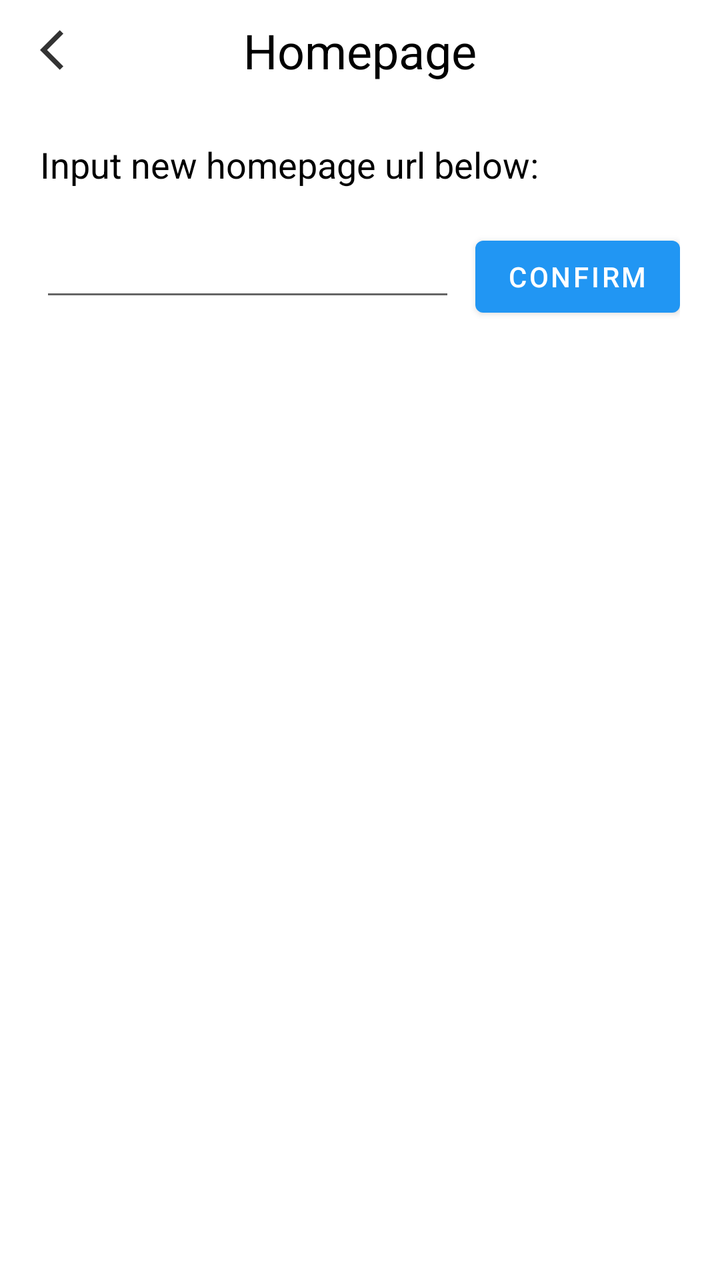
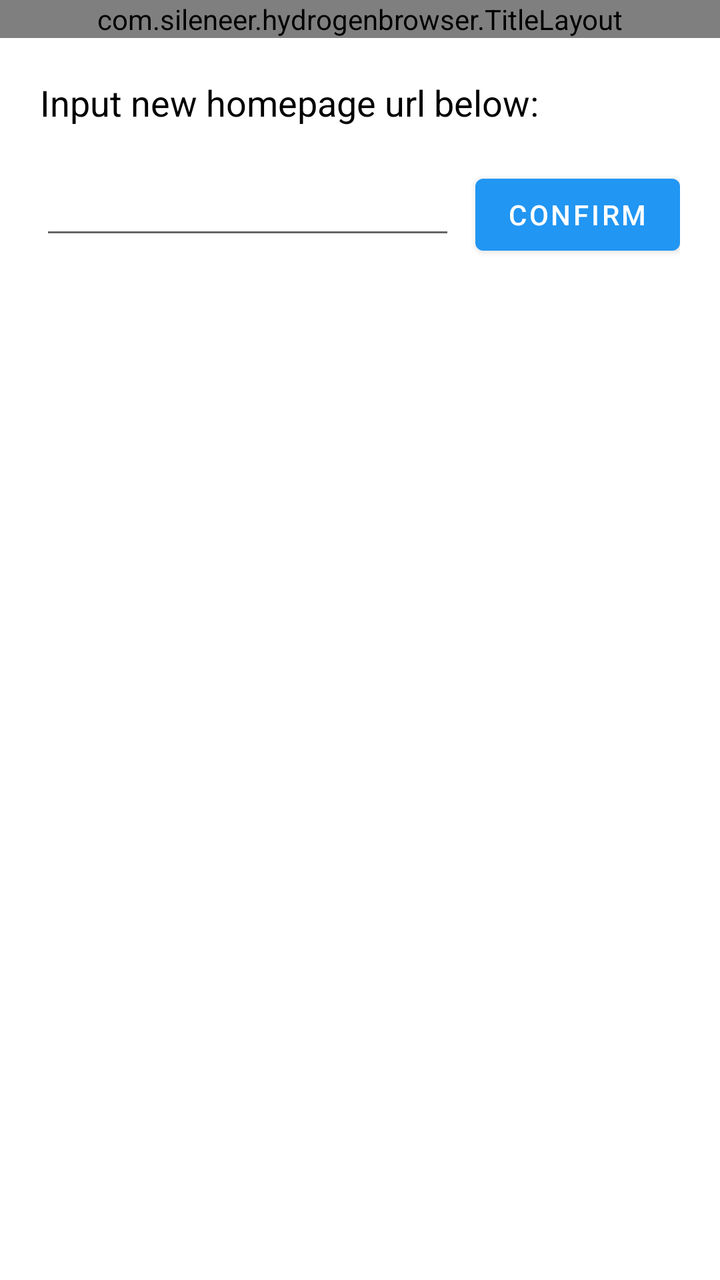

Before-and-after screenshots of an Android layout around one commit, followed by the original layout XML and the change that was made.
<!-- AndroidManifest.xml: application theme Theme.HydrogenBrowser -->
<!-- res/layout/activity_homepage.xml -->
<?xml version="1.0" encoding="utf-8"?>
<LinearLayout xmlns:android="http://schemas.android.com/apk/res/android"
    android:layout_width="match_parent"
    android:layout_height="match_parent"
    android:orientation="vertical">

    <include layout="@layout/title_homepage"/>
    <TextView
        android:layout_width="wrap_content"
        android:layout_height="wrap_content"
        android:text="@string/input_new_homepage_url_below"
        android:textColor="#000000"
        android:textSize="18sp"
        android:layout_marginStart="20dp"
        android:layout_marginEnd="20dp"
        android:layout_marginTop="20dp"
        android:layout_marginBottom="20dp"/>
    <LinearLayout
        android:layout_width="match_parent"
        android:layout_height="wrap_content"
        android:layout_marginLeft="20dp"
        android:layout_marginRight="20dp"
        android:orientation="horizontal">
        <EditText
            android:id="@+id/home_page_url"
            android:layout_width="match_parent"
            android:layout_height="wrap_content"
            android:layout_weight="1"
            android:layout_marginRight="10dp"/>
        <Button
            android:id="@+id/confirm"
            android:layout_width="wrap_content"
            android:layout_height="wrap_content"
            android:text="Confirm"
            android:layout_weight="0"/>
    </LinearLayout>

</LinearLayout>
<!-- res/layout/title_homepage.xml (included above) -->
<?xml version="1.0" encoding="utf-8"?>
<androidx.constraintlayout.widget.ConstraintLayout xmlns:android="http://schemas.android.com/apk/res/android"
    xmlns:tools="http://schemas.android.com/tools"
    android:layout_width="match_parent"
    android:layout_height="50dp"
    xmlns:app="http://schemas.android.com/apk/res-auto">

    <ImageView
        android:id="@+id/title_back"
        android:layout_width="wrap_content"
        android:layout_height="wrap_content"
        android:layout_marginStart="20dp"
        android:layout_marginVertical="10dp"
        android:src="@drawable/icon_back"
        app:layout_constraintBottom_toBottomOf="parent"
        app:layout_constraintStart_toStartOf="parent"
        app:layout_constraintTop_toTopOf="parent"
        tools:ignore="MissingConstraints" />

    <TextView
        android:id="@+id/title_text"
        android:layout_width="wrap_content"
        android:layout_height="wrap_content"
        android:text="@string/homepage"
        android:textColor="#000000"
        android:textSize="24sp"

        app:layout_constraintBottom_toBottomOf="parent"
        app:layout_constraintLeft_toLeftOf="parent"
        app:layout_constraintRight_toRightOf="parent"
        app:layout_constraintTop_toTopOf="parent"
        tools:ignore="MissingConstraints" />


</androidx.constraintlayout.widget.ConstraintLayout>
<!-- resources referenced by this layout -->
<resources>
  <!-- drawable icon_back (drawable) -->
  <?xml version="1.0" encoding="utf-8"?>
  <selector xmlns:android="http://schemas.android.com/apk/res/android" xmlns:tools="http://schemas.android.com/tools">
      <item android:drawable="@drawable/ic_back_black" android:state_pressed="true" />
      <item android:drawable="@drawable/ic_back_black" android:state_enabled="true" tools:ignore="StateListReachable" />
      <item android:drawable="@drawable/ic_back_grey" android:state_enabled="false" />
  
  </selector>
  <string name="homepage">Homepage</string>
  <string name="input_new_homepage_url_below">Input new homepage url below:</string>
  <style name="Theme.HydrogenBrowser" parent="Theme.MaterialComponents.DayNight.DarkActionBar">
          
          <item name="colorPrimary">@color/blue_500</item>
          <item name="colorPrimaryVariant">@color/blue_700</item>
          <item name="colorOnPrimary">@color/white</item>
          
          <item name="colorSecondary">@color/teal_200</item>
          <item name="colorSecondaryVariant">@color/teal_700</item>
          <item name="colorOnSecondary">@color/black</item>
          
          <item name="android:statusBarColor" tools:targetApi="l">?attr/colorPrimaryVariant</item>
          
      </style>
  <!-- drawable ic_back_black (drawable-anydpi) -->
  <vector xmlns:android="http://schemas.android.com/apk/res/android"
      android:width="24dp"
      android:height="24dp"
      android:viewportWidth="24"
      android:viewportHeight="24"
      android:tint="#000000"
      android:alpha="0.8">
    <path
        android:fillColor="@android:color/white"
        android:pathData="M11.67,3.87L9.9,2.1 0,12l9.9,9.9 1.77,-1.77L3.54,12z"/>
  </vector>
  <!-- drawable ic_back_grey (drawable-anydpi) -->
  <vector xmlns:android="http://schemas.android.com/apk/res/android"
      android:width="24dp"
      android:height="24dp"
      android:viewportWidth="24"
      android:viewportHeight="24"
      android:tint="#D3D3D3"
      android:alpha="0.8">
    <path
        android:fillColor="@android:color/white"
        android:pathData="M11.67,3.87L9.9,2.1 0,12l9.9,9.9 1.77,-1.77L3.54,12z"/>
  </vector>
  <color name="blue_500">#2196F3</color>
  <color name="blue_700">#1976D2</color>
  <color name="white">#FFFFFFFF</color>
  <color name="teal_200">#FF03DAC5</color>
  <color name="teal_700">#FF018786</color>
  <color name="black">#FF000000</color>
</resources>

<!-- the commit's change to res/layout/activity_homepage.xml (unified diff, before → after) -->
@@ -4,7 +4,10 @@
     android:layout_height="match_parent"
     android:orientation="vertical">
 
-    <include layout="@layout/title_homepage"/>
+    <com.sileneer.hydrogenbrowser.TitleLayout
+        android:id="@+id/title"
+        android:layout_width="match_parent"
+        android:layout_height="wrap_content"/>
     <TextView
         android:layout_width="wrap_content"
         android:layout_height="wrap_content"
@@ -36,39 +39,3 @@
     </LinearLayout>
 
 </LinearLayout>
-<!-- res/layout/title_homepage.xml (included above) -->
-<?xml version="1.0" encoding="utf-8"?>
-<androidx.constraintlayout.widget.ConstraintLayout xmlns:android="http://schemas.android.com/apk/res/android"
-    xmlns:tools="http://schemas.android.com/tools"
-    android:layout_width="match_parent"
-    android:layout_height="50dp"
-    xmlns:app="http://schemas.android.com/apk/res-auto">
-
-    <ImageView
-        android:id="@+id/title_back"
-        android:layout_width="wrap_content"
-        android:layout_height="wrap_content"
-        android:layout_marginStart="20dp"
-        android:layout_marginVertical="10dp"
-        android:src="@drawable/icon_back"
-        app:layout_constraintBottom_toBottomOf="parent"
-        app:layout_constraintStart_toStartOf="parent"
-        app:layout_constraintTop_toTopOf="parent"
-        tools:ignore="MissingConstraints" />
-
-    <TextView
-        android:id="@+id/title_text"
-        android:layout_width="wrap_content"
-        android:layout_height="wrap_content"
-        android:text="@string/homepage"
-        android:textColor="#000000"
-        android:textSize="24sp"
-
-        app:layout_constraintBottom_toBottomOf="parent"
-        app:layout_constraintLeft_toLeftOf="parent"
-        app:layout_constraintRight_toRightOf="parent"
-        app:layout_constraintTop_toTopOf="parent"
-        tools:ignore="MissingConstraints" />
-
-
-</androidx.constraintlayout.widget.ConstraintLayout>
<!-- resource entries referenced after the edit -->
@@ -1,14 +1,5 @@
 <!-- resources referenced by this layout -->
 <resources>
-  <!-- drawable icon_back (drawable) -->
-  <?xml version="1.0" encoding="utf-8"?>
-  <selector xmlns:android="http://schemas.android.com/apk/res/android" xmlns:tools="http://schemas.android.com/tools">
-      <item android:drawable="@drawable/ic_back_black" android:state_pressed="true" />
-      <item android:drawable="@drawable/ic_back_black" android:state_enabled="true" tools:ignore="StateListReachable" />
-      <item android:drawable="@drawable/ic_back_grey" android:state_enabled="false" />
-  
-  </selector>
-  <string name="homepage">Homepage</string>
   <string name="input_new_homepage_url_below">Input new homepage url below:</string>
   <style name="Theme.HydrogenBrowser" parent="Theme.MaterialComponents.DayNight.DarkActionBar">
           
@@ -23,30 +14,6 @@
           <item name="android:statusBarColor" tools:targetApi="l">?attr/colorPrimaryVariant</item>
           
       </style>
-  <!-- drawable ic_back_black (drawable-anydpi) -->
-  <vector xmlns:android="http://schemas.android.com/apk/res/android"
-      android:width="24dp"
-      android:height="24dp"
-      android:viewportWidth="24"
-      android:viewportHeight="24"
-      android:tint="#000000"
-      android:alpha="0.8">
-    <path
-        android:fillColor="@android:color/white"
-        android:pathData="M11.67,3.87L9.9,2.1 0,12l9.9,9.9 1.77,-1.77L3.54,12z"/>
-  </vector>
-  <!-- drawable ic_back_grey (drawable-anydpi) -->
-  <vector xmlns:android="http://schemas.android.com/apk/res/android"
-      android:width="24dp"
-      android:height="24dp"
-      android:viewportWidth="24"
-      android:viewportHeight="24"
-      android:tint="#D3D3D3"
-      android:alpha="0.8">
-    <path
-        android:fillColor="@android:color/white"
-        android:pathData="M11.67,3.87L9.9,2.1 0,12l9.9,9.9 1.77,-1.77L3.54,12z"/>
-  </vector>
   <color name="blue_500">#2196F3</color>
   <color name="blue_700">#1976D2</color>
   <color name="white">#FFFFFFFF</color>
